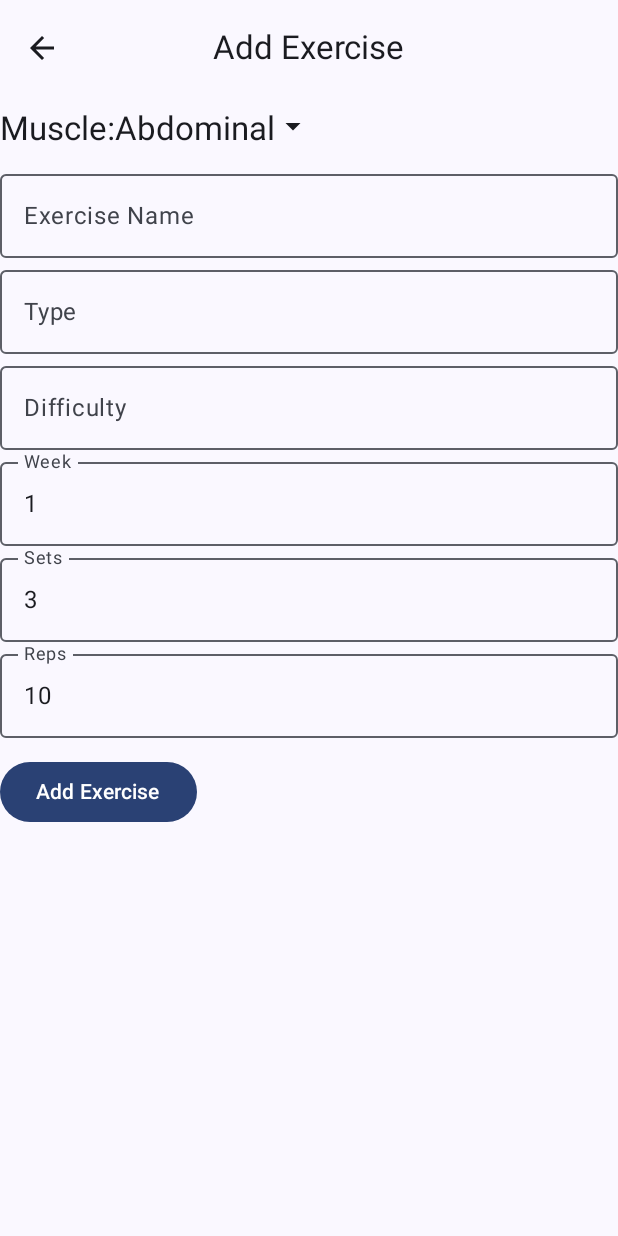
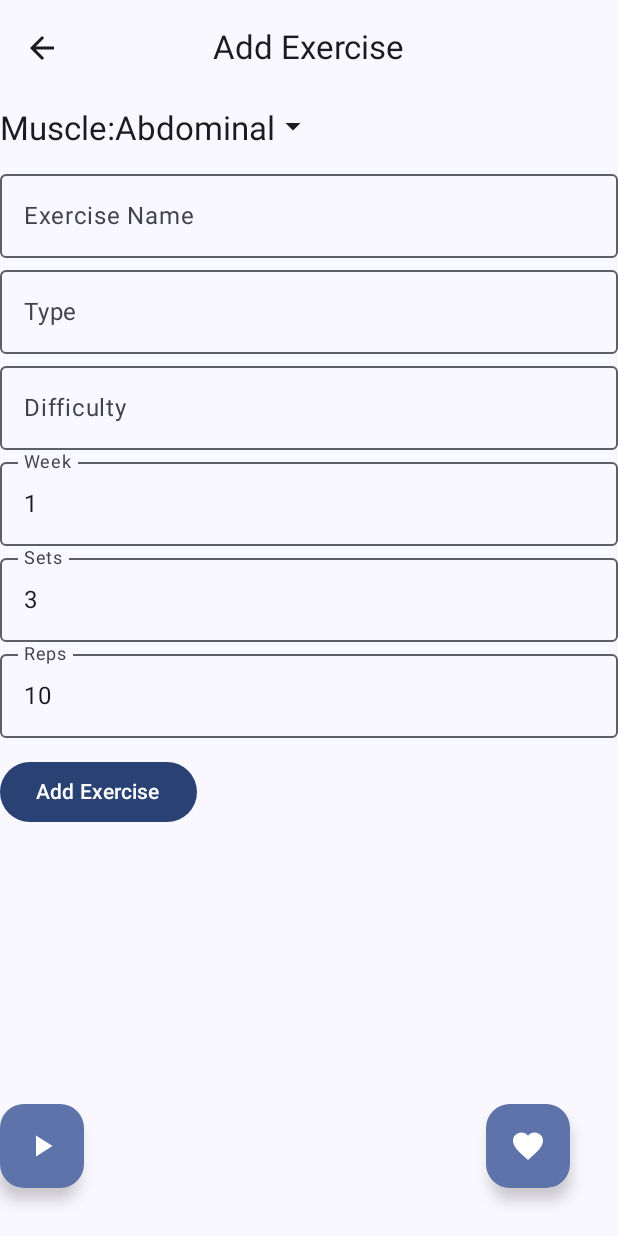
Before and after one commit to ethan-drury/GymifyPal, an Android app built with Jetpack Compose: the add_exercise screen opened through its navigation route, on a phone screen of 412 x 824 dp. Run offline under Robolectric (Android 15) with nearby library versions, the phone set to English and light mode, and no system bars; libraries missing offline, so code that uses them is left out: com.google.ai.client.

Commit message:
Suggestion and Search

```diff
--- a/app/src/main/java/com/example/gymifypal/DatabaseViewActivity.kt
+++ b/app/src/main/java/com/example/gymifypal/DatabaseViewActivity.kt
@@ -1,6 +1,5 @@
 package com.example.gymifypal
 
-import android.R.attr.onClick
 import android.os.Bundle
 import android.util.Log
 import androidx.activity.ComponentActivity
@@ -13,7 +12,6 @@ import androidx.compose.foundation.layout.Column
 import androidx.compose.foundation.layout.Row
 import androidx.compose.foundation.layout.RowScope
 import androidx.compose.foundation.layout.Spacer
-import androidx.compose.foundation.layout.fillMaxSize
 import androidx.compose.foundation.layout.fillMaxWidth
 import androidx.compose.foundation.layout.height
 import androidx.compose.foundation.layout.padding
@@ -49,18 +47,24 @@ import androidx.compose.ui.platform.LocalContext
 import androidx.compose.ui.text.input.KeyboardType
 import androidx.compose.ui.tooling.preview.Preview
 import androidx.compose.ui.unit.dp
-import androidx.navigation.NavHost
 import androidx.navigation.NavHostController
 import androidx.navigation.NavType
 import androidx.navigation.compose.NavHost
 import androidx.navigation.compose.composable
 import androidx.navigation.compose.rememberNavController
 import androidx.navigation.navArgument
-import androidx.navigation.toRoute
 import com.example.gymifypal.ui.theme.AppTypography
 import com.example.gymifypal.ui.theme.GymifyPalTheme
-import kotlinx.serialization.Serializable
 import kotlin.collections.emptyList
+import androidx.compose.runtime.rememberCoroutineScope
+import com.google.ai.client.generativeai.GenerativeModel
+import kotlinx.coroutines.launch
+import androidx.compose.material.icons.filled.Favorite
+import android.content.Intent
+import android.net.Uri
+import androidx.compose.material.icons.filled.PlayArrow
+import androidx.core.net.toUri
+
 
 class DatabaseViewActivity : ComponentActivity() {
     override fun onCreate(savedInstanceState: Bundle?) {
@@ -110,33 +114,109 @@ fun AddExercise(
     viewModel: ExerciseDatabaseViewModel= ExerciseDatabaseViewModel(LocalContext.current),
     navigateBack: () -> Unit={}
 ) {
+    var exerciseName by remember { mutableStateOf("") }
+    var type by remember { mutableStateOf("") }
+    var difficulty by remember { mutableStateOf("") }
+    var week by remember { mutableStateOf("1") }
+    var sets by remember { mutableStateOf("3") }
+    var reps by remember { mutableStateOf("10") }
+
+    val scope = rememberCoroutineScope()
+    var showAiSuggestion by remember { mutableStateOf(false) }
+    var aiResponse by remember { mutableStateOf("") }
+    var isLoadingAi by remember { mutableStateOf(false) }
+
+    val muscles = MuscleGroup.entries
+    var selectedMuscleIndex by remember { mutableIntStateOf(0) }
+    val selectedMuscle = muscles[selectedMuscleIndex]
+    val context = LocalContext.current
+
+
+    fun geminiSuggestion() {
+        scope.launch {
+            isLoadingAi = true
+            val model = GenerativeModel(
+                modelName = "gemini-2.5-flash-lite",
+                apiKey = BuildConfig.apiKey
+            )
+
+            val enteredSets = sets.ifBlank { "None entered Make up One" }
+            val enteredReps = reps.ifBlank { "None entered Make up One" }
+            val enteredType = type.ifBlank { "None entered Make up One" }
+            val enteredDiff = difficulty.ifBlank { "Beginner" }
+
+            val prompt =
+                "Suggest exactly ONE exercise for ${selectedMuscle.displayName}. Each time choose a random different one don't show unneeded information\n" +
+                        "If inputted do Prefer type: $enteredType, For difficulty (Beginner, Intermediate Or Advance) change the suggested weight or time or intensity. Entered difficulty: $enteredDiff.\n" +
+                        "If it makes sense, format a set scheme like: $enteredSets sets × $enteredReps reps \n otherwise display a more accurate rep range" +
+                        "Return a very short single paragraph answer: Exercise Name | Type | Difficulty | Reps. Suggest if applicable targeted max rep/time/intensity if applicable. Brief explanation on the muscles that this exercise targets."
+
+            val response = model.generateContent(prompt)
+            aiResponse = response.text ?: "No response"
+            isLoadingAi = false
+        }
+    }
+
     Scaffold(
         topBar = {
             CenterAlignedTopAppBar(
                 title = { Text("Add Exercise") },
                 navigationIcon = {
                     IconButton(onClick = navigateBack) {
-                        Icon(Icons.AutoMirrored.Filled.ArrowBack, "Back")
+                        Icon(Icons.AutoMirrored.Filled.ArrowBack, contentDescription = "Back")
                     }
                 }
             )
         },
-    ) { innerPadding ->
+        floatingActionButton = {
+            Row(
+                modifier = Modifier
+                    .fillMaxWidth()
+                    .padding(start = 16.dp, end = 16.dp, bottom = 16.dp),
+                horizontalArrangement = Arrangement.SpaceBetween,
+            ) {
+                // YouTube search for exercise Name fallback to Muscle i.e Abdominal
+                FloatingActionButton(
+                    onClick = {
+                        val baseExercise = exerciseName.ifBlank { "${selectedMuscle.displayName} exercises" }
+                        val query = "How to do $baseExercise"
+                        val url = "https://www.youtube.com/results?search_query=" + Uri.encode(query)
+
+                            context.startActivity(Intent(Intent.ACTION_VIEW, url.toUri()))
+                    }
+                ) {
+                Icon(Icons.Filled.PlayArrow, contentDescription = "YouTube search")
+                }
+                //Gemini Prompt
+                FloatingActionButton(
+                    onClick = {
+                        if (!showAiSuggestion) {
+                            showAiSuggestion = true
+                            if (!isLoadingAi) geminiSuggestion()
+                        } else if (!isLoadingAi) {
+                            geminiSuggestion()
+                        }
+                    }
+                ) {
+                    Icon(Icons.Filled.Favorite, contentDescription = "AI Suggestion")
+                }
+            }
+        }
+    )    { innerPadding ->
+
         Column(
             modifier = Modifier.padding(innerPadding),
             verticalArrangement = Arrangement.SpaceBetween
         ) {
-            var exerciseName by remember { mutableStateOf("") }
-            var type by remember { mutableStateOf("") }
-            var difficulty by remember { mutableStateOf("") }
-            var week by remember { mutableStateOf("1") }
-            var sets by remember { mutableStateOf("3") }
-            var reps by remember { mutableStateOf("10") }
-
-            val muscles = MuscleGroup.entries
-            var selectedMuscleIndex by remember { mutableIntStateOf(0) }
-            val selectedMuscle = muscles[selectedMuscleIndex]
-
+            if (showAiSuggestion) {
+                Column(
+                    modifier = Modifier
+                        .fillMaxWidth()
+                        .padding(horizontal = 16.dp, vertical = 8.dp)
+                ) {
+                    Text(text = if (isLoadingAi) "Loading AI suggestion..." else aiResponse)
+                }
+            }
             Dropdown(
                 label = "Muscle:",
                 muscles.map { it.displayName },
@@ -151,6 +231,7 @@ fun AddExercise(
                 label = { Text("Exercise Name") },
                 modifier = Modifier.fillMaxWidth()
             )
+
 
             OutlinedTextField(
                 value = type,
@@ -241,7 +322,6 @@ fun DisplayExercises(
         if (weekSortedAscending) filteredExercises.sortedBy { it.week }
         else filteredExercises.sortedByDescending { it.week }
     }
-
     Scaffold(
         floatingActionButton = {
             FloatingActionButton(
```
